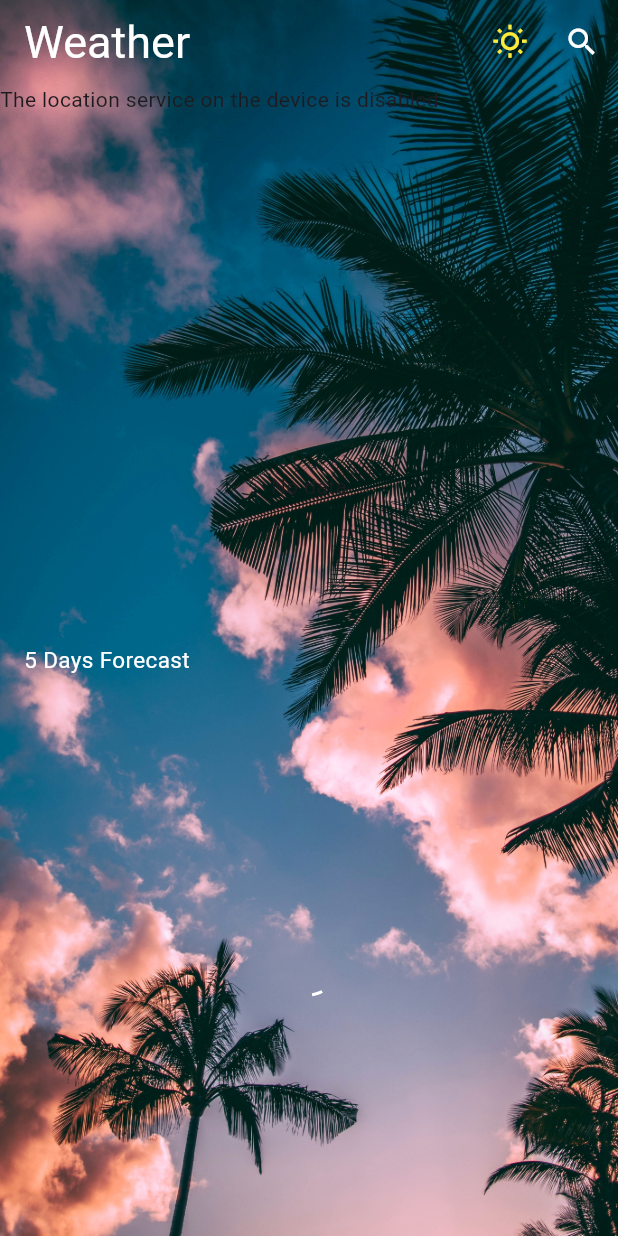
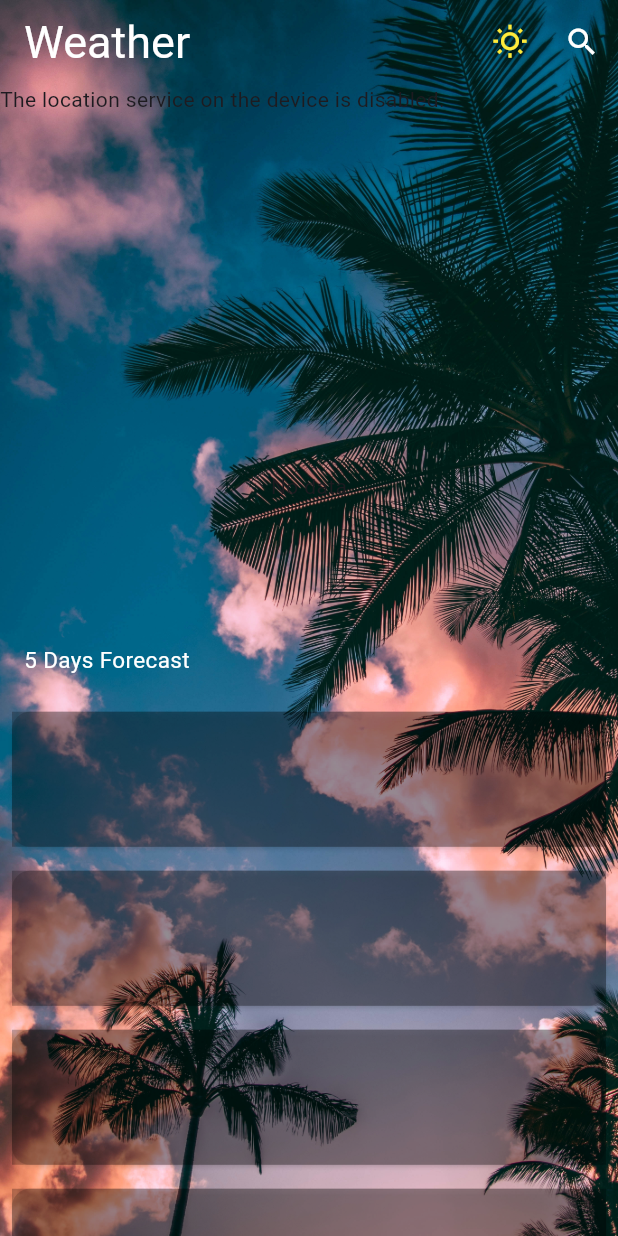
Before and after one commit to mervenurtopcu/weather_app_riverpod, a Flutter app: the screen it shows after launch, on a phone screen of 412 x 824 dp. Run offline on Flutter 3.47's test engine with Material 2 defaults, Android fonts, the phone set to English and light mode, and no system bars; drawn by our look-alikes of shimmer; our stand-ins replace dio, flutter_riverpod, geolocator.

Commit message:
shimmer is added

```diff
--- a/lib/features/home_weather/home_weather_view.dart
+++ b/lib/features/home_weather/home_weather_view.dart
@@ -8,7 +8,7 @@ import '../../product/constants/index.dart';
 import '../../../product/widgets/index.dart';
 import '../../../product/global/geoLocator/index.dart';
 import '../../../product/models/index.dart';
-
+import '../../../product/shimmers/index.dart';
 class HomeWeatherView extends ConsumerStatefulWidget {
   const HomeWeatherView({
     Key? key,
@@ -91,11 +91,7 @@ class _HomeWeatherViewState extends ConsumerState<HomeWeatherView> {
                       } else if (snapshot.hasError) {
                         return Text('${snapshot.error}');
                       } else {
-                        return const Center(
-                            child: CircularProgressIndicator(
-                          color: ColorsConstants.whiteColor,
-                          strokeWidth: 2,
-                        ));
+                        return const ShimmerWeatherInformation();
                       }
                     }),
               ),
@@ -112,12 +108,7 @@ class _HomeWeatherViewState extends ConsumerState<HomeWeatherView> {
                             itemCount: 12, dataList: _dataList);
                       } else if (snapshot.connectionState ==
                           ConnectionState.waiting) {
-                        return const Center(
-                          child: CircularProgressIndicator(
-                            color: ColorsConstants.whiteColor,
-                            strokeWidth: 2,
-                          ),
-                        );
+                        return const ShimmerHourlyListView();
                       } else {
                         return const Center(
                             child: Text(StringConstants.noData));
@@ -144,11 +135,7 @@ class _HomeWeatherViewState extends ConsumerState<HomeWeatherView> {
                           return FiveDaysForecastListview(
                               dataList: _dataList, dayName: dayName);
                         }
-                        return const Center(
-                            child: CircularProgressIndicator(
-                          color: Colors.white,
-                          strokeWidth: 2,
-                        ));
+                        return ShimmerFiveDaysForecast();
                       }))
             ],
           )),
--- a/lib/features/home_weather/search_view/search_delegate.dart
+++ b/lib/features/home_weather/search_view/search_delegate.dart
@@ -7,6 +7,7 @@ import '../../../product/models/current_weather.dart';
 import 'package:intl/intl.dart';
 import '../../../product/constants/index.dart';
 import '../../../product/widgets/index.dart';
+import '../../../product/shimmers/index.dart';
 
 part 'search_delegate.g.dart';
 
--- a/lib/product/constants/color_constants.dart
+++ b/lib/product/constants/color_constants.dart
@@ -4,11 +4,13 @@ import 'package:flutter/material.dart';
 class ColorsConstants {
   const ColorsConstants._();
 
-  static Color? dividerColor = Colors.grey[400];
+  static Color dividerColor = Colors.grey.shade400;
   static const Color whiteColor = Colors.white;
   static const Color whiteColor70 = Colors.white70;
   static const Color transparent = Colors.transparent;
   static const Color blackColor = Colors.black;
   static const Color greyColor = Colors.grey;
   static const Color yellowColor = Colors.yellow;
+  static Color shimmerHighlightColor = Colors.grey.shade50;
+  static Color shimmerBaseColor = Colors.grey.shade400;
 }
--- a/lib/product/constants/padding_constants.dart
+++ b/lib/product/constants/padding_constants.dart
@@ -4,4 +4,5 @@ class PaddingConstants{
 
   static final EdgeInsets paddingGeneral = const EdgeInsets.all(16);
   static final EdgeInsets paddingSearchView = const EdgeInsets.all(8);
+  static final EdgeInsets paddingWeatherInformation = const EdgeInsets.only(top: 20);
 }
--- /dev/null
+++ b/lib/product/shimmers/index.dart
@@ -0,0 +1,3 @@
+export 'shimmer_five_days_forecast.dart';
+export 'shimmer_hourly_list_view.dart';
+export 'shimmer_weather_information.dart';
--- /dev/null
+++ b/lib/product/shimmers/shimmer_five_days_forecast.dart
@@ -0,0 +1,32 @@
+import 'package:flutter/material.dart';
+import 'package:shimmer/shimmer.dart';
+import '../constants/color_constants.dart';
+
+class ShimmerFiveDaysForecast extends StatelessWidget {
+  const ShimmerFiveDaysForecast({Key? key}) : super(key: key);
+
+  @override
+  Widget build(BuildContext context) {
+    return Shimmer.fromColors(
+      baseColor: ColorsConstants.blackColor.withOpacity(0.5),
+      highlightColor:ColorsConstants.blackColor.withOpacity(1),
+      child: ListView.separated(
+        itemCount: 25,
+        itemBuilder: (context, index) {
+          return Card(
+              color: Colors.black.withOpacity(0.5),
+              margin: const EdgeInsets.all(8),
+              child: Container(
+                height: 90,
+                color: Colors.black.withOpacity(0.5),
+              )
+          );
+        },
+        separatorBuilder: (context, index) {
+          return const SizedBox(
+            width: 10,
+          );
+        },
+      ),);
+  }
+}
--- a/pubspec.yaml
+++ b/pubspec.yaml
@@ -43,7 +43,7 @@ dependencies:
   custom_lint: ^0.3.3
   http: ^0.13.5
   intl: ^0.18.0
-
+  shimmer: ^2.0.0
 
 dev_dependencies:
   flutter_test:
```
Also changed, not shown: lib/product/shimmers/shimmer_hourly_list_view.dart (added, +33 -0 lines), lib/product/shimmers/shimmer_weather_information.dart (added, +47 -0 lines), lib/product/widgets/weather_information.dart (+5 -4 lines), lib/features/home_weather/search_view/search_delegate.g.dart, pubspec.lock.
